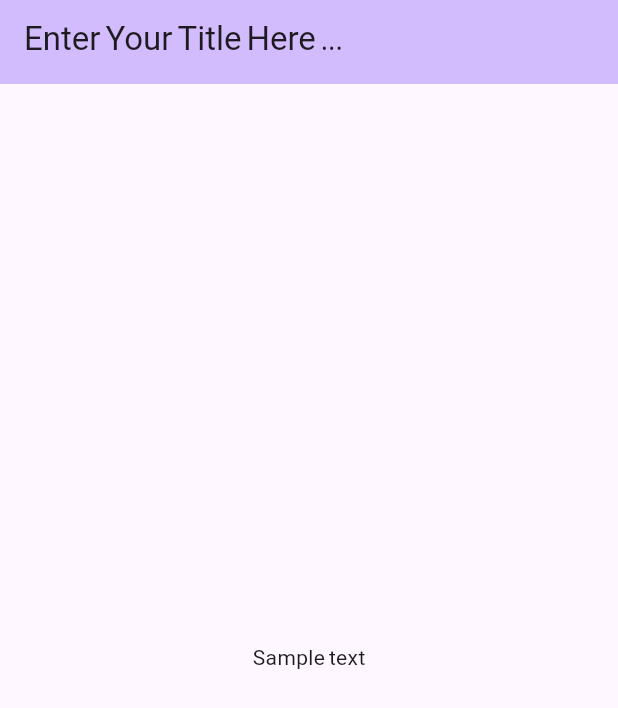
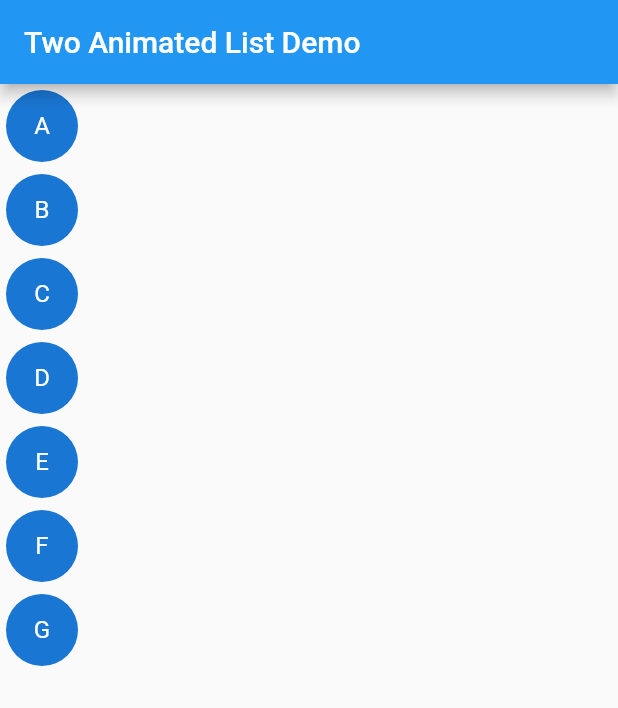
Before and after one commit to jimpatrick/test_features, a Flutter app: the screen it shows after launch, on a phone screen of 412 x 824 dp. Shown: the top 708 px of the screen. Run offline on Flutter 3.47's test engine with Material 2 defaults, Android fonts, the phone set to English and light mode, and no system bars.

Commit message:
Animated list (tap to move end of list)

```diff
--- a/lib/main.dart
+++ b/lib/main.dart
@@ -6,46 +6,156 @@ void main() {
 
 class MyApp extends StatelessWidget {
   const MyApp({super.key});
+
   @override
   Widget build(BuildContext context) {
-    return MaterialApp(
-      title: 'Flutter',
-      theme: ThemeData(
-        fontFamily: 'YekanBakhFaNumRegular',
-        colorScheme: ColorScheme.fromSeed(seedColor: Colors.deepPurple),
-        useMaterial3: true,
-      ),
-      home: const MyHomePage(title: 'Enter Your Title Here ...'),
+    return const MaterialApp(
+      home: TwoAnimatedListDemo(),
     );
   }
 }
 
-class MyHomePage extends StatefulWidget {
-  const MyHomePage({super.key, required this.title});
-  final String title;
+class TwoAnimatedListDemo extends StatefulWidget {
+  const TwoAnimatedListDemo({Key? key}) : super(key: key);
 
   @override
-  State<MyHomePage> createState() => _MyHomePageState();
+  State<TwoAnimatedListDemo> createState() => _TwoAnimatedListDemoState();
 }
 
-class _MyHomePageState extends State<MyHomePage> {
+class _TwoAnimatedListDemoState extends State<TwoAnimatedListDemo> {
+  final List<String> _unselected = ['A', 'B', 'C', 'D', 'E', 'F', 'G'];
+  final List<String> _selected = [];
+
+  final _unselectedListKey = GlobalKey<AnimatedListState>();
+  final _selectedListKey = GlobalKey<AnimatedListState>();
 
   @override
   Widget build(BuildContext context) {
     return Scaffold(
       appBar: AppBar(
-        backgroundColor: Theme.of(context).colorScheme.inversePrimary,
-        title: Text(widget.title),
+        title: const Text('Two Animated List Demo'),
       ),
-      body: const Center(
-        child: Column(
-          mainAxisAlignment: MainAxisAlignment.center,
-          children: <Widget>[
-            Text(
-              'Sample text',
+      body: Row(
+        children: [
+          SizedBox(
+            width: 56,
+            child: AnimatedList(
+              key: _unselectedListKey,
+              initialItemCount: _unselected.length,
+              itemBuilder: (context, index, animation) {
+                return InkWell(
+                  onTap: () => _moveItem(
+                    fromIndex: index,
+                    fromList: _unselected,
+                    fromKey: _unselectedListKey,
+                    toList: _unselected,
+                    toKey: _unselectedListKey,
+                  ),
+                  child: Item(text: _unselected[index]),
+                );
+              },
             ),
-          ],
-        ),
+          ),
+          const Spacer(),
+          SizedBox(
+            width: 56,
+            child: AnimatedList(
+              key: _selectedListKey,
+              initialItemCount: _selected.length,
+              itemBuilder: (context, index, animation) {
+                return InkWell(
+                  onTap: () => _moveItem(
+                    fromIndex: index,
+                    fromList: _selected,
+                    fromKey: _selectedListKey,
+                    toList: _unselected,
+                    toKey: _unselectedListKey,
+                  ),
+                  child: Item(text: _selected[index]),
+                );
+              },
+            ),
+          ),
+        ],
+      ),
+    );
+  }
+
+  int _flyingCount = 0;
+
+  _moveItem({
+    required int fromIndex,
+    required List fromList,
+    required GlobalKey<AnimatedListState> fromKey,
+    required List toList,
+    required GlobalKey<AnimatedListState> toKey,
+    Duration duration = const Duration(milliseconds: 300),
+  }) {
+    final globalKey = GlobalKey();
+    final item = fromList.removeAt(fromIndex);
+    fromKey.currentState!.removeItem(
+      fromIndex,
+          (context, animation) {
+        return SizeTransition(
+          sizeFactor: animation,
+          child: Opacity(
+            key: globalKey,
+            opacity: 0.0,
+            child: Item(text: item),
+          ),
+        );
+      },
+      duration: duration,
+    );
+    _flyingCount++;
+
+    WidgetsBinding.instance.addPostFrameCallback((timeStamp) async {
+      // Find the starting position of the moving item, which is exactly the
+      // gap its leaving behind, in the original list.
+      final box1 = globalKey.currentContext!.findRenderObject() as RenderBox;
+      final pos1 = box1.localToGlobal(Offset.zero);
+      // Find the destination position of the moving item, which is at the
+      // end of the destination list.
+      final box2 = toKey.currentContext!.findRenderObject() as RenderBox;
+      final box2height = box1.size.height * (toList.length + _flyingCount - 1);
+      final pos2 = box2.localToGlobal(Offset(0, box2height));
+      // Insert an overlay to "fly over" the item between two lists.
+      final entry = OverlayEntry(builder: (BuildContext context) {
+        return TweenAnimationBuilder(
+          tween: Tween<Offset>(begin: pos1, end: pos2),
+          duration: duration,
+          builder: (_, Offset value, child) {
+            return Positioned(
+              left: value.dx,
+              top: value.dy,
+              child: Item(text: item),
+            );
+          },
+        );
+      });
+
+      Overlay.of(context).insert(entry);
+      await Future.delayed(duration);
+      entry.remove();
+      toList.add(item);
+      toKey.currentState!.insertItem(toList.length - 1);
+      _flyingCount--;
+    });
+  }
+}
+
+class Item extends StatelessWidget {
+  final String text;
+
+  const Item({Key? key, required this.text}) : super(key: key);
+
+  @override
+  Widget build(BuildContext context) {
+    return Padding(
+      padding: const EdgeInsets.all(4.0),
+      child: CircleAvatar(
+        radius: 24,
+        child: Text(text),
       ),
     );
   }
```
